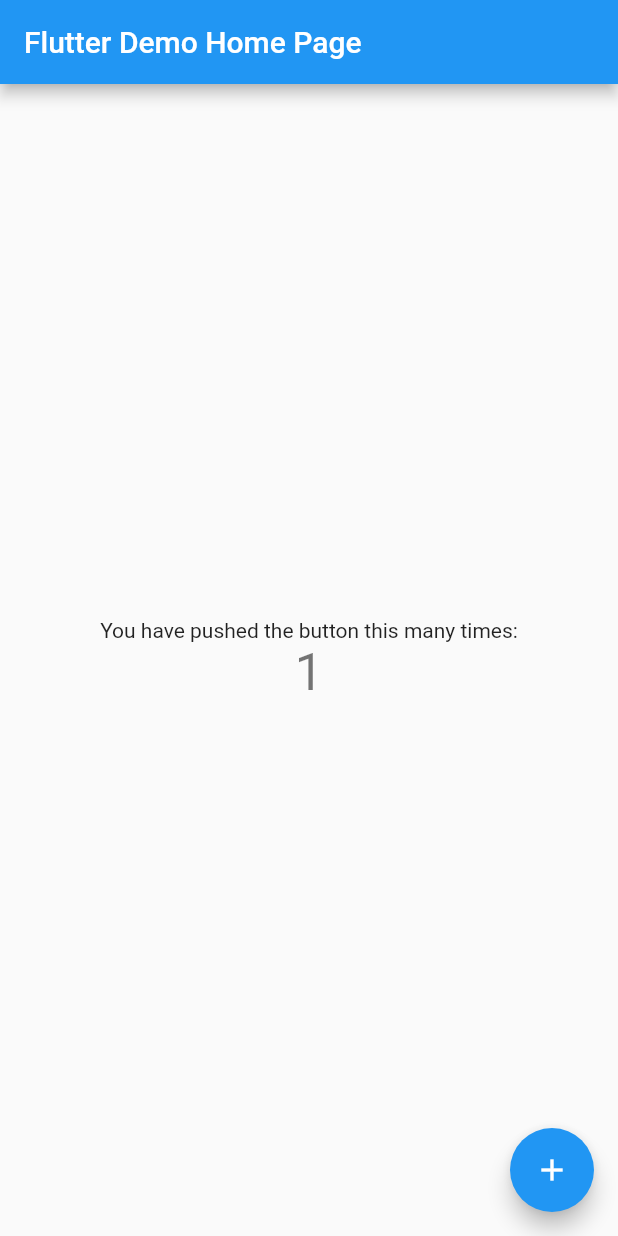
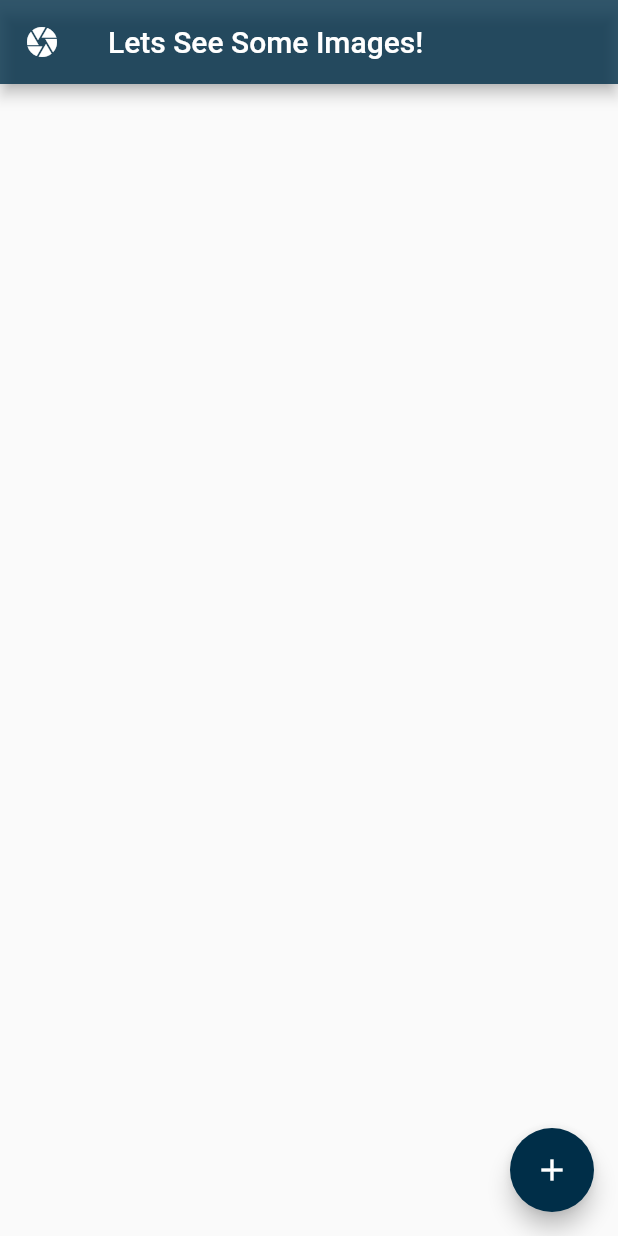
Before and after one commit to laslomcd/flutter-pics, a Flutter app: the screen it shows after launch, after a tap on the "add" icon, on a phone screen of 412 x 824 dp. Run offline on Flutter 3.47's test engine with Material 2 defaults, Android fonts, the phone set to English and light mode, and no system bars.

Commit message:
refactored project

```diff
--- a/lib/main.dart
+++ b/lib/main.dart
@@ -1,117 +1,7 @@
+
 import 'package:flutter/material.dart';
+import './src/app.dart';
 
 void main() {
-  runApp(MyApp());
+  runApp(App());
 }
-
-class MyApp extends StatelessWidget {
-  // This widget is the root of your application.
-  @override
-  Widget build(BuildContext context) {
-    return MaterialApp(
-      title: 'Flutter Demo',
-      theme: ThemeData(
-        // This is the theme of your application.
-        //
-        // Try running your application with "flutter run". You'll see the
-        // application has a blue toolbar. Then, without quitting the app, try
-        // changing the primarySwatch below to Colors.green and then invoke
-        // "hot reload" (press "r" in the console where you ran "flutter run",
-        // or simply save your changes to "hot reload" in a Flutter IDE).
-        // Notice that the counter didn't reset back to zero; the application
-        // is not restarted.
-        primarySwatch: Colors.blue,
-        // This makes the visual density adapt to the platform that you run
-        // the app on. For desktop platforms, the controls will be smaller and
-        // closer together (more dense) than on mobile platforms.
-        visualDensity: VisualDensity.adaptivePlatformDensity,
-      ),
-      home: MyHomePage(title: 'Flutter Demo Home Page'),
-    );
-  }
-}
-
-class MyHomePage extends StatefulWidget {
-  MyHomePage({Key key, this.title}) : super(key: key);
-
-  // This widget is the home page of your application. It is stateful, meaning
-  // that it has a State object (defined below) that contains fields that affect
-  // how it looks.
-
-  // This class is the configuration for the state. It holds the values (in this
-  // case the title) provided by the parent (in this case the App widget) and
-  // used by the build method of the State. Fields in a Widget subclass are
-  // always marked "final".
-
-  final String title;
-
-  @override
-  _MyHomePageState createState() => _MyHomePageState();
-}
-
-class _MyHomePageState extends State<MyHomePage> {
-  int _counter = 0;
-
-  void _incrementCounter() {
-    setState(() {
-      // This call to setState tells the Flutter framework that something has
-      // changed in this State, which causes it to rerun the build method below
-      // so that the display can reflect the updated values. If we changed
-      // _counter without calling setState(), then the build method would not be
-      // called again, and so nothing would appear to happen.
-      _counter++;
-    });
-  }
-
-  @override
-  Widget build(BuildContext context) {
-    // This method is rerun every time setState is called, for instance as done
-    // by the _incrementCounter method above.
-    //
-    // The Flutter framework has been optimized to make rerunning build methods
-    // fast, so that you can just rebuild anything that needs updating rather
-    // than having to individually change instances of widgets.
-    return Scaffold(
-      appBar: AppBar(
-        // Here we take the value from the MyHomePage object that was created by
-        // the App.build method, and use it to set our appbar title.
-        title: Text(widget.title),
-      ),
-      body: Center(
-        // Center is a layout widget. It takes a single child and positions it
-        // in the middle of the parent.
-        child: Column(
-          // Column is also a layout widget. It takes a list of children and
-          // arranges them vertically. By default, it sizes itself to fit its
-          // children horizontally, and tries to be as tall as its parent.
-          //
-          // Invoke "debug painting" (press "p" in the console, choose the
-          // "Toggle Debug Paint" action from the Flutter Inspector in Android
-          // Studio, or the "Toggle Debug Paint" command in Visual Studio Code)
-          // to see the wireframe for each widget.
-          //
-          // Column has various properties to control how it sizes itself and
-          // how it positions its children. Here we use mainAxisAlignment to
-          // center the children vertically; the main axis here is the vertical
-          // axis because Columns are vertical (the cross axis would be
-          // horizontal).
-          mainAxisAlignment: MainAxisAlignment.center,
-          children: <Widget>[
-            Text(
-              'You have pushed the button this many times:',
-            ),
-            Text(
-              '$_counter',
-              style: Theme.of(context).textTheme.headline4,
-            ),
-          ],
-        ),
-      ),
-      floatingActionButton: FloatingActionButton(
-        onPressed: _incrementCounter,
-        tooltip: 'Increment',
-        child: Icon(Icons.add),
-      ), // This trailing comma makes auto-formatting nicer for build methods.
-    );
-  }
-}
--- /dev/null
+++ b/lib/src/app.dart
@@ -0,0 +1,26 @@
+// import flutter helper lib
+import 'package:flutter/material.dart';
+// Create a class that will be out custom widget
+// This class must extend the Stateless Widget base class
+class App extends StatelessWidget {
+  // Must define a build method that this widget will show
+  @override
+    Widget build(BuildContext context) {
+      return MaterialApp(
+      home: Scaffold(
+        appBar: AppBar(
+          leading: Icon(Icons.camera),
+          title: Text('Lets See Some Images!'),
+          backgroundColor: Color.fromRGBO(0, 46, 72, .8),
+        ),
+        floatingActionButton: FloatingActionButton(
+          backgroundColor: Color.fromRGBO(0, 46, 72, 1),
+          child: Icon(Icons.add),
+          onPressed: () {
+            print('Hi there');
+          },
+        ),
+      ),
+    );
+  }
+}
```
Also changed, not shown: 1 other file.
